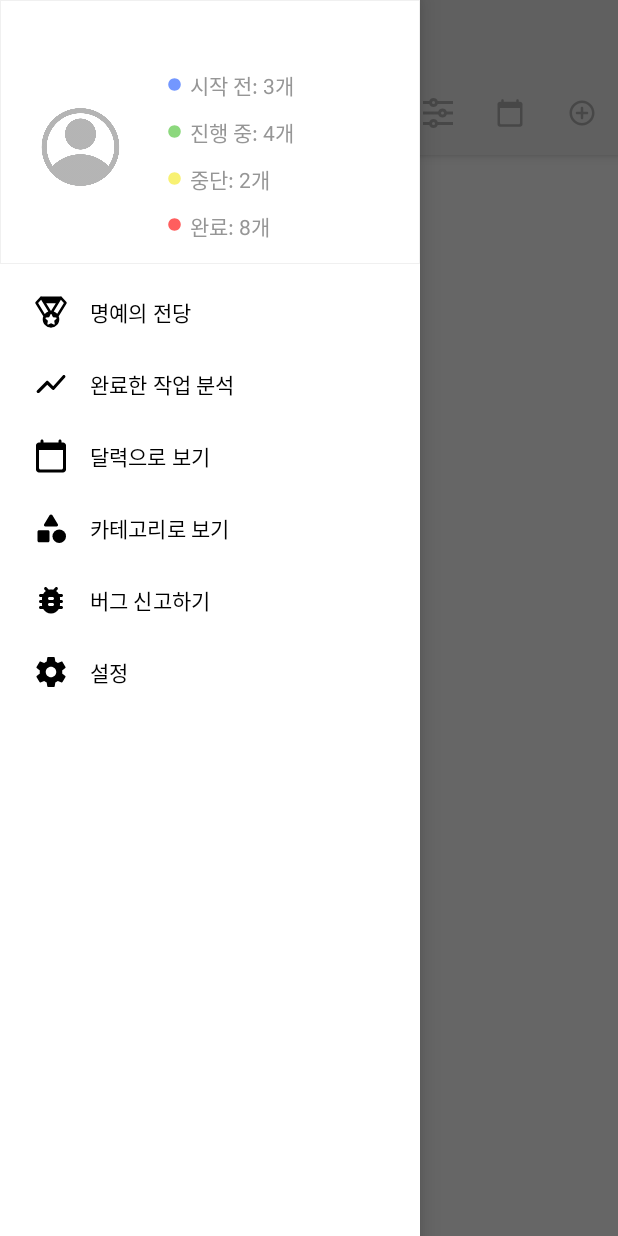
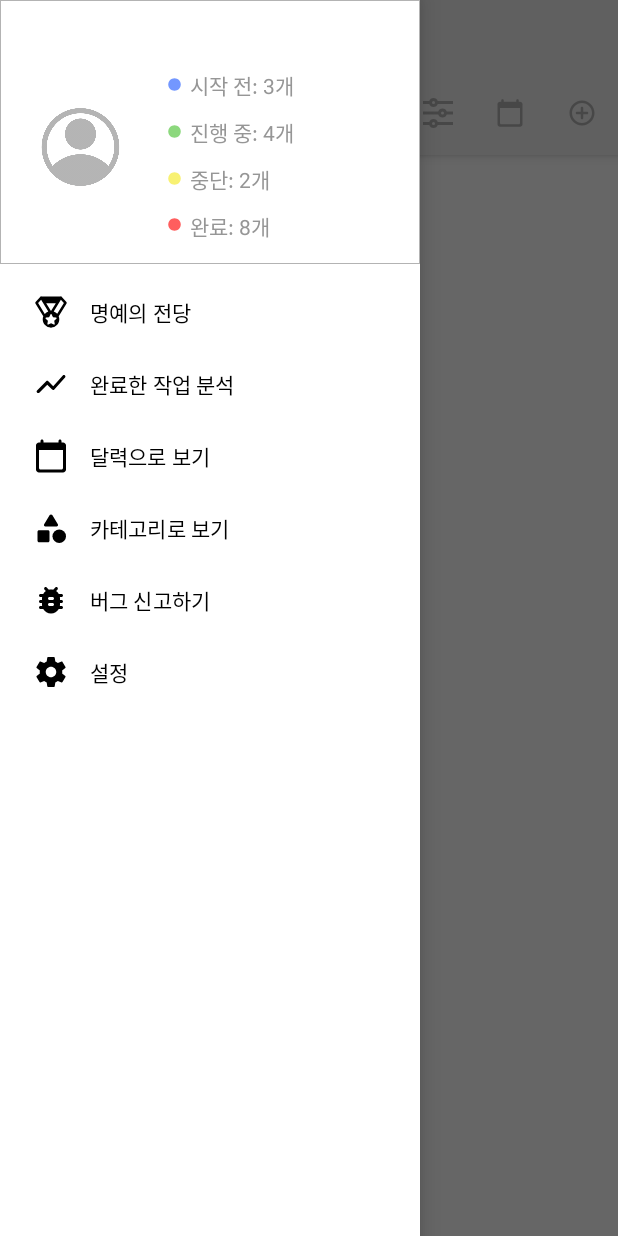
Before and after one commit to KimYuJeongg/DoDo, an Android app: the screen it shows after launch (MainActivity), with the side drawer open, on a phone screen of 412 x 824 dp. Run offline under Robolectric (Android 15) with nearby library versions, the phone set to English and light mode, and no system bars; our stand-ins replace Room's generated code, navigation-ui.

Commit message:
Modify border color

```diff
--- a/app/src/main/res/drawable/header_border.xml
+++ b/app/src/main/res/drawable/header_border.xml
@@ -8,7 +8,7 @@
         <shape android:shape="rectangle" >
             <stroke
                 android:width="0.7dp"
-                android:color="@color/gray_1" />
+                android:color="@color/gray_2" />
 
             <solid android:color="#FFF" />
         </shape>
```
